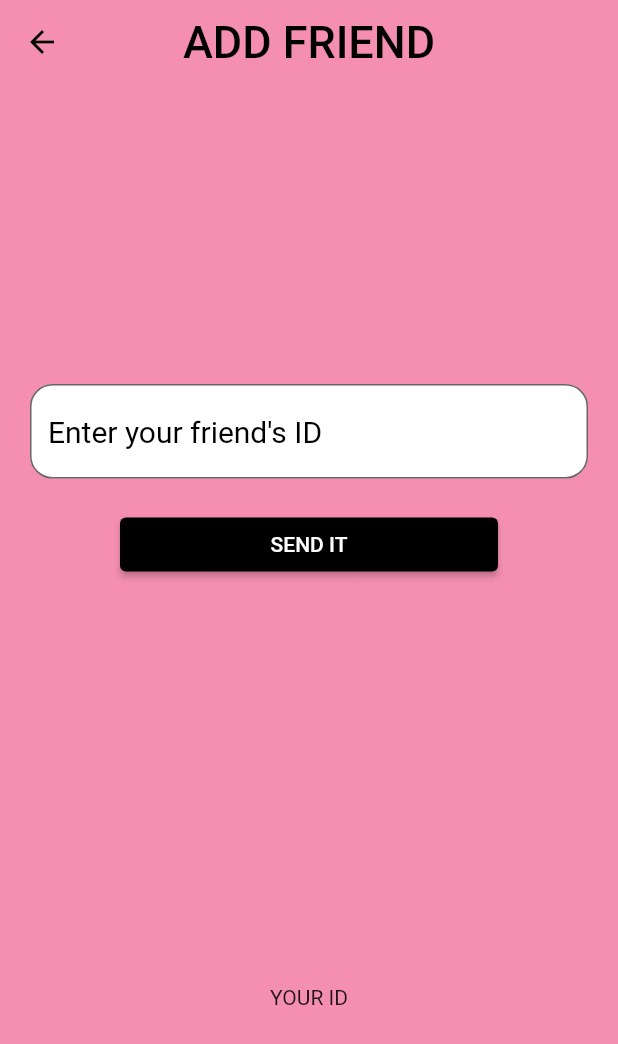
After one commit to sweetnight19/loveFoundIt, a Flutter app: the ListFull screen opened directly, after a tap on the "add" icon, on a phone screen of 412 x 824 dp. The commit adds this screen. Shown: the top 1044 px of the screen. Run offline on Flutter 3.47's test engine with Material 2 defaults, Android fonts, the phone set to English and light mode, and no system bars; our stand-ins replace cloud_firestore, firebase_auth, firebase_core, google_sign_in; missing offline and left inert: sign_button; accounts and stored records are empty.

Commit message:
add friends page

```diff
--- a/lib/API/api.dart
+++ b/lib/API/api.dart
@@ -1,6 +1,5 @@
 import 'package:cloud_firestore/cloud_firestore.dart';
 import 'package:firebase_auth/firebase_auth.dart';
-import 'package:shared_preferences/shared_preferences.dart';
 
 Future<int> signInWithMail(String mail, String password) async {
   try {
--- /dev/null
+++ b/lib/home/add_friends.dart
@@ -0,0 +1,111 @@
+import 'package:cloud_firestore/cloud_firestore.dart';
+import 'package:firebase_auth/firebase_auth.dart';
+import 'package:flutter/material.dart';
+
+class AddFriendFull extends StatefulWidget {
+  const AddFriendFull({Key? key}) : super(key: key);
+
+  @override
+  _AddFriendFullState createState() => _AddFriendFullState();
+}
+
+class _AddFriendFullState extends State<AddFriendFull> {
+  final idController = TextEditingController();
+
+  @override
+  Widget build(BuildContext context) {
+    return Scaffold(
+      appBar: AppBar(
+        leading: IconButton(
+          icon: const Icon(Icons.arrow_back, color: Colors.black),
+          onPressed: () => Navigator.of(context).pop(),
+        ),
+        centerTitle: true,
+        title: const Text(
+          'ADD FRIEND',
+          style: TextStyle(
+            fontSize: 30,
+            color: Colors.black,
+          ),
+        ),
+        elevation: 0,
+        automaticallyImplyLeading: false,
+        backgroundColor: Colors.transparent,
+      ),
+      backgroundColor: Colors.pink[200],
+      body: ListView(
+        children: [
+          const SizedBox(
+            height: 200,
+          ),
+          Padding(
+            padding: const EdgeInsets.symmetric(horizontal: 20),
+            child: TextField(
+              controller: idController,
+              decoration: InputDecoration(
+                filled: true,
+                fillColor: Colors.white,
+                hintText: 'Enter your friend\'s ID',
+                hintStyle: const TextStyle(
+                  fontSize: 20,
+                  color: Colors.black,
+                ),
+                border: OutlineInputBorder(
+                  borderRadius: BorderRadius.circular(15),
+                ),
+              ),
+            ),
+          ),
+          Padding(
+              padding: const EdgeInsets.symmetric(vertical: 20, horizontal: 80),
+              child: ElevatedButton(
+                onPressed: () {
+                  try {
+                    FirebaseFirestore.instance
+                        .collection("profile")
+                        .doc(idController.text)
+                        .get();
+
+                    FirebaseFirestore.instance
+                        .collection("profile")
+                        .doc(FirebaseAuth.instance.currentUser!.uid)
+                        .update({
+                      'friends': FieldValue.arrayUnion([idController.text])
+                    });
+                    Navigator.of(context).pop();
+                  } catch (e) {
+                    checkAddFriendAPI("This ID does not exist", context);
+                  }
+                },
+                child: const Text("SEND IT"),
+                style: ButtonStyle(
+                    backgroundColor: MaterialStateProperty.all(Colors.black)),
+              )),
+          const SizedBox(
+            height: 250,
+          ),
+          const Center(
+            child: Text("YOUR ID"),
+          ),
+          Center(
+            child: SelectableText(
+              FirebaseAuth.instance.currentUser!.uid,
+            ),
+          ),
+          const SizedBox(
+            height: 50,
+          )
+        ],
+      ),
+    );
+  }
+
+  void checkAddFriendAPI(String text, BuildContext context) {
+    final scaffold = ScaffoldMessenger.of(context);
+
+    scaffold.showSnackBar(SnackBar(
+      content: Text(text),
+      backgroundColor: Colors.red,
+    ));
+  }
+}
--- a/lib/home/list_friends.dart
+++ b/lib/home/list_friends.dart
@@ -1,15 +1,7 @@
 import 'package:cloud_firestore/cloud_firestore.dart';
 import 'package:firebase_auth/firebase_auth.dart';
 import 'package:flutter/material.dart';
-
-class ListLess extends StatelessWidget {
-  const ListLess({Key? key}) : super(key: key);
-
-  @override
-  Widget build(BuildContext context) {
-    return Container();
-  }
-}
+import 'package:love_found_it/home/add_friends.dart';
 
 class ListFull extends StatefulWidget {
   const ListFull({Key? key}) : super(key: key);
@@ -19,21 +11,41 @@ class ListFull extends StatefulWidget {
 }
 
 class _ListFullState extends State<ListFull> {
-  String getUsername() {
-    String username = "TEST";
+  var profile;
 
-    FirebaseFirestore.instance
+  @override
+  void initState() {
+    getInfo();
+  }
+
+  void getInfo() async {
+    profile = await FirebaseFirestore.instance
         .collection('profile')
         .doc(FirebaseAuth.instance.currentUser!.uid)
-        .get()
-        .then((value) => username = value.get("username").toString());
-    return username;
+        .get();
+    print("friendssss: " + profile.get('friends')[1]);
   }
 
   @override
   Widget build(BuildContext context) {
     return Scaffold(
         backgroundColor: Colors.transparent,
-        body: Center(child: Text(getUsername())));
+        //body: ListView.builder(itemBuilder: (BuildContext buildContext,int index){buildBody(buildContext, index))},itemCount: profile.get('friends').length,);
+        floatingActionButton: FloatingActionButton(
+          onPressed: () {
+            Navigator.push(context,
+                MaterialPageRoute(builder: (context) => const AddFriendFull()));
+          },
+          child: const Icon(Icons.add),
+          elevation: 0.0,
+          backgroundColor: Colors.pink[500],
+        ));
   }
 }
+
+/*
+ListTile(
+          title: Text(profile.get("username")),
+          subtitle: Text(profile.get("phone_number").toString()),
+          trailing: Icon(Icons.arrow_forward_ios),
+        ),*/
--- a/lib/login/register.dart
+++ b/lib/login/register.dart
@@ -47,11 +47,6 @@ class _RegisterPageFullState extends State<RegisterPageFull> {
         extendBodyBehindAppBar: true,
         appBar: AppBar(
           elevation: 0,
-          leading: IconButton(
-            icon: const Icon(Icons.arrow_back_ios),
-            onPressed: () => Navigator.push(context,
-                MaterialPageRoute(builder: (context) => const MyApp())),
-          ),
           backgroundColor: Colors.transparent,
         ),
         body: Center(
```
Also changed, not shown: lib/home/home.dart (+6 -12 lines), lib/main.dart (+0 -11 lines).
